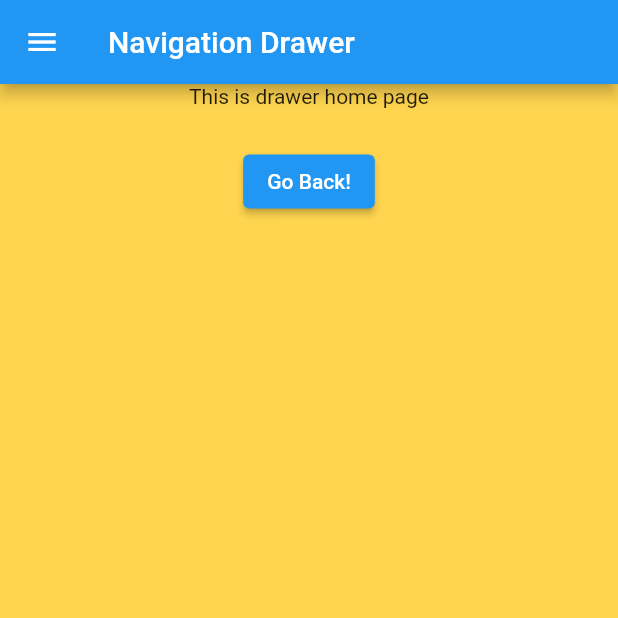
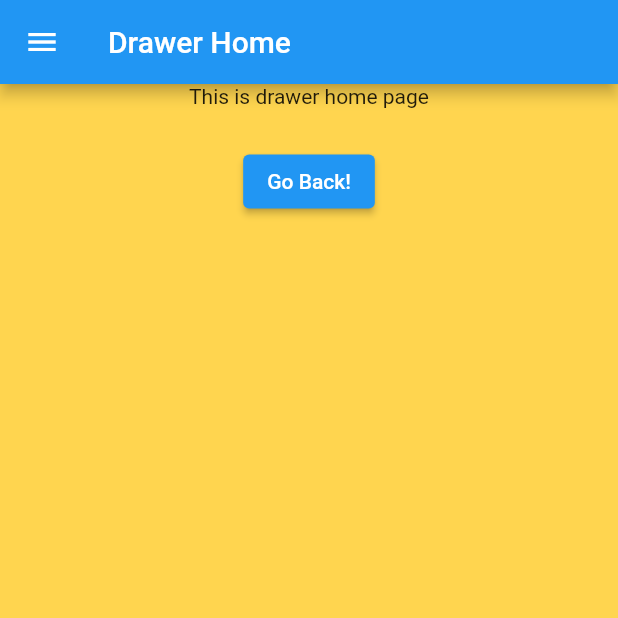
Before and after one commit to LavanDroid/Learning-Flutter, a Flutter app: the DrawerHome screen opened by its route, on a phone screen of 412 x 824 dp, the top half of it. Run offline on Flutter 3.47's test engine with Material 2 defaults, Android fonts, the phone set to English and light mode, and no system bars; our stand-ins replace cached_network_image, dio, flutter_secure_storage, fluttertoast, font_awesome_flutter, geocoding and 4 more; missing offline and left inert: flutter_secure_storage_web, geolocator_web, image_picker_for_web, syncfusion_flutter_signaturepad; accounts and stored records are empty; network calls fail.

Commit message:
folder modify

```diff
--- a/lib/base/app_base.dart
+++ b/lib/base/app_base.dart
@@ -15,7 +15,7 @@ class AppBase {
   // void myVeeraMethod();
 
   ///? Move to the next page, remain the stack
-  navigateTo(BuildContext mContext, String routePage, {String data = ''}) {
+  navigateTo(BuildContext mContext, String routePage, {dynamic data = ''}) {
     if (data.isNotEmpty) {
       Navigator.pushNamed(mContext, routePage, arguments: data);
     } else {
--- a/lib/constants/app_route.dart
+++ b/lib/constants/app_route.dart
@@ -24,6 +24,7 @@ class AppRoutes {
   static const String checkInternet = '/check_internet';
   static const String location = '/location_gps';
   // static const String toast = '/toast';
+  static const String myDrawer = '/my_drawer';
   static const String drawerHome = '/drawer_home';
   static const String drawerProfile = '/drawer_profile';
   static const String drawerContact = '/drawer_contact';
--- a/lib/home/home.dart
+++ b/lib/home/home.dart
@@ -137,7 +137,8 @@ class _HomeState extends State<Home> with AppBase {
     switch (item.id) {
       case 1: //Button
         {
-          navigateTo(mContext, AppRoutes.button, data: 'Data from home \u265A');
+          navigateTo(mContext, AppRoutes.button,
+              data: '\u265A Message from home \u265A');
           break;
         }
       case 2: // Toast
@@ -239,7 +240,7 @@ class _HomeState extends State<Home> with AppBase {
         }
       case 20: // Drawer
         {
-          navigateTo(mContext, AppRoutes.drawerHome);
+          navigateTo(mContext, AppRoutes.myDrawer);
           break;
         }
       case 21: // WebSocket
--- a/lib/routes/route_generator.dart
+++ b/lib/routes/route_generator.dart
@@ -14,11 +14,12 @@ import 'package:flutter_demo/screens/internet/internet.dart';
 import 'package:flutter_demo/screens/intro/intro.dart';
 import 'package:flutter_demo/screens/listview/my_listview.dart';
 import 'package:flutter_demo/screens/location/location.dart';
-import 'package:flutter_demo/screens/navigation_drawer/my_drawer_home.dart';
-import 'package:flutter_demo/screens/navigation_drawer/pages/drawer_contact.dart';
-import 'package:flutter_demo/screens/navigation_drawer/pages/drawer_event.dart';
-import 'package:flutter_demo/screens/navigation_drawer/pages/drawer_notification.dart';
-import 'package:flutter_demo/screens/navigation_drawer/pages/drawer_profile.dart';
+import 'package:flutter_demo/screens/navigation_drawer/my_drawer.dart';
+import 'package:flutter_demo/screens/navigation_drawer/normal/pages/drawer_home.dart';
+import 'package:flutter_demo/screens/navigation_drawer/normal/pages/drawer_contact.dart';
+import 'package:flutter_demo/screens/navigation_drawer/normal/pages/drawer_event.dart';
+import 'package:flutter_demo/screens/navigation_drawer/normal/pages/drawer_notification.dart';
+import 'package:flutter_demo/screens/navigation_drawer/normal/pages/drawer_profile.dart';
 import 'package:flutter_demo/screens/popup_menu/my_popup_menu.dart';
 import 'package:flutter_demo/screens/radio_button/my_radio.dart';
 import 'package:flutter_demo/screens/signature/signature.dart';
@@ -44,7 +45,7 @@ class RouteGenerator {
     switch (settings.name) {
       case AppRoutes.spalsh:
         return MaterialPageRoute(
-           builder: (_) => const SplashScreen(),
+          builder: (_) => const SplashScreen(),
           //builder: (_) => const DummyHomePage2(),
         );
 
@@ -152,9 +153,14 @@ class RouteGenerator {
           builder: (_) => const MyCameraGallery(),
         );
 
+      case AppRoutes.myDrawer:
+        return MaterialPageRoute(
+          builder: (_) => const MyDrawer(),
+        );
+
       case AppRoutes.drawerHome:
         return MaterialPageRoute(
-          builder: (_) => DrawerHome(),
+          builder: (_) => const DrawerHome(),
         );
 
       case AppRoutes.drawerProfile:
--- a/lib/screens/buttons/my_button.dart
+++ b/lib/screens/buttons/my_button.dart
@@ -628,7 +628,8 @@ class _MyButtonsState extends State<MyButtons> with AppBase {
   Widget buildText() {
     return Text(
       widget.data,
-      style: const TextStyle(color: Colors.black, fontSize: 24),
+      style: const TextStyle(
+          color: Colors.pink, fontSize: 24, fontWeight: FontWeight.w700),
     );
   }
 
--- a/lib/screens/navigation_drawer/pages/drawer_contact.dart
+++ b/lib/screens/navigation_drawer/normal/pages/drawer_contact.dart
@@ -1,5 +1,5 @@
 import 'package:flutter/material.dart';
-import 'package:flutter_demo/screens/navigation_drawer/widget/navigation_drawer.dart';
+import 'package:flutter_demo/screens/navigation_drawer/normal/widget/navigation_drawer.dart';
 
 class DrawerContact extends StatelessWidget {
   const DrawerContact({Key? key}) : super(key: key);
--- a/lib/screens/navigation_drawer/pages/drawer_event.dart
+++ b/lib/screens/navigation_drawer/normal/pages/drawer_event.dart
@@ -1,5 +1,5 @@
 import 'package:flutter/material.dart';
-import 'package:flutter_demo/screens/navigation_drawer/widget/navigation_drawer.dart';
+import 'package:flutter_demo/screens/navigation_drawer/normal/widget/navigation_drawer.dart';
 
 class DrawerEvent extends StatelessWidget {
   const DrawerEvent({Key? key}) : super(key: key);
--- a/lib/screens/navigation_drawer/my_drawer_home.dart
+++ b/lib/screens/navigation_drawer/normal/pages/drawer_home.dart
@@ -1,28 +1,36 @@
 import 'package:flutter/material.dart';
 import 'package:flutter_demo/base/app_base.dart';
 
-import 'widget/navigation_drawer.dart';
+import '../widget/navigation_drawer.dart';
 
-class DrawerHome extends StatelessWidget {
-  final AppBase appBase = AppBase();
+class DrawerHome extends StatefulWidget {
+
+  const DrawerHome({
+    Key? key,
+  }) : super(key: key);
+
+  @override
+  State<DrawerHome> createState() => _DrawerHomeState();
+}
+
+class _DrawerHomeState extends State<DrawerHome> with AppBase {
   late final BuildContext mContext;
-
-  DrawerHome({Key? key}) : super(key: key);
 
   @override
   Widget build(BuildContext context) {
     mContext = context;
     return Container(
-      child: buildAppBar(),
+      // child: widget.drawerStyle == 1 ? buildNormalAppBar() : buildFoldableAppBar(),
+      child: buildNormalAppBar(),
     );
   }
 
-  Widget buildAppBar() => Scaffold(
+  Widget buildNormalAppBar() => Scaffold(
         backgroundColor: Colors.amber.shade300,
         appBar: AppBar(
-          title: const Text('Navigation Drawer'),
+          title: const Text('Drawer Home'),
         ),
-        drawer: buildDrawer(),
+        drawer: buildNormalDrawer(),
         body: Center(
           child: Column(
             children: [
@@ -36,9 +44,8 @@ class DrawerHome extends StatelessWidget {
         ),
       );
 
-  Widget buildDrawer() => SizedBox(
-      width: appBase.getScreenWidth(mContext) *
-          0.75, // 75% of screen will be occupied
+  Widget buildNormalDrawer() => SizedBox(
+      width: getScreenWidth(mContext) * 0.75, // 75% of screen will be occupied
       child: NavigationDrawer());
 
   Widget buildBack() => ElevatedButton(
--- a/lib/screens/navigation_drawer/pages/drawer_notification.dart
+++ b/lib/screens/navigation_drawer/normal/pages/drawer_notification.dart
@@ -1,5 +1,5 @@
 import 'package:flutter/material.dart';
-import 'package:flutter_demo/screens/navigation_drawer/widget/navigation_drawer.dart';
+import 'package:flutter_demo/screens/navigation_drawer/normal/widget/navigation_drawer.dart';
 
 class DrawerNotification extends StatelessWidget {
   const DrawerNotification({Key? key}) : super(key: key);
--- a/lib/screens/navigation_drawer/pages/drawer_profile.dart
+++ b/lib/screens/navigation_drawer/normal/pages/drawer_profile.dart
@@ -1,5 +1,5 @@
 import 'package:flutter/material.dart';
-import 'package:flutter_demo/screens/navigation_drawer/widget/navigation_drawer.dart';
+import 'package:flutter_demo/screens/navigation_drawer/normal/widget/navigation_drawer.dart';
 
 class DrawerProfile extends StatelessWidget {
   const DrawerProfile({Key? key}) : super(key: key);
```
Also changed, not shown: lib/screens/navigation_drawer/foldable/foldable_drawer.dart (added, +138 -0 lines), lib/screens/navigation_drawer/my_drawer.dart (added, +56 -0 lines), lib/screens/navigation_drawer/normal/widget/navigation_drawer.dart (renamed from lib/screens/navigation_drawer/widget/navigation_drawer.dart).
